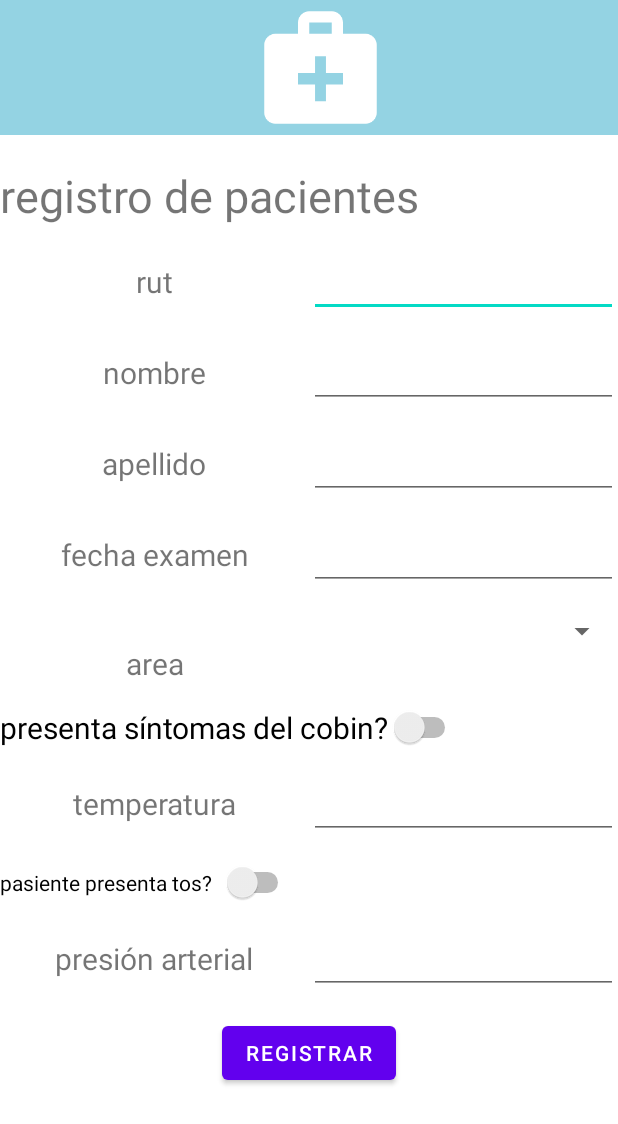
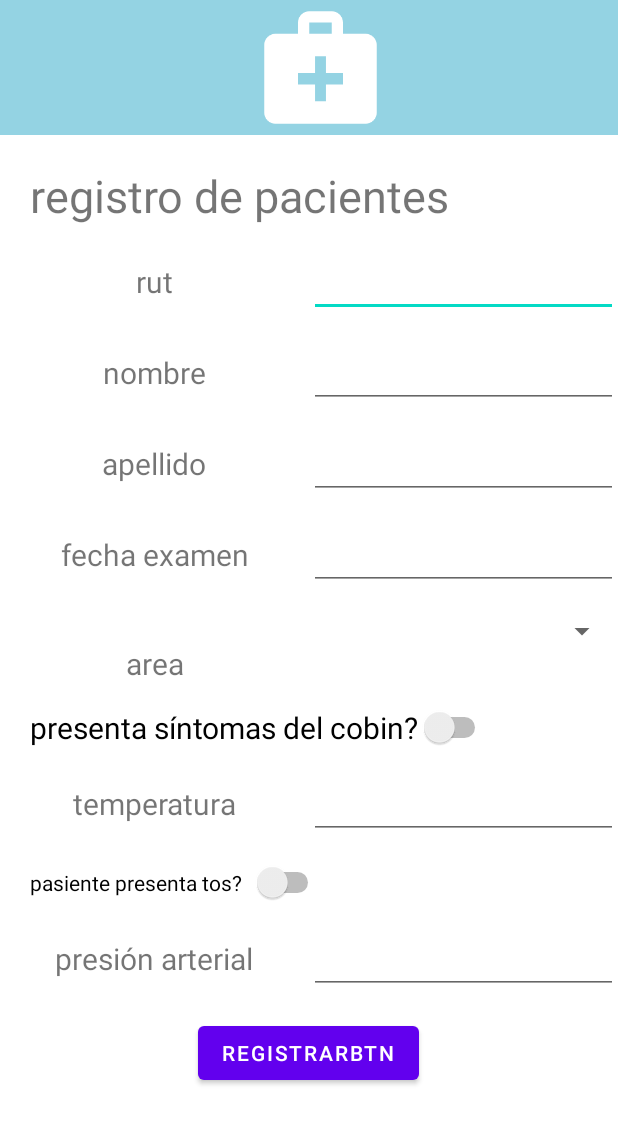
Before and after one commit to jonathan-araya/proyectoCobin, an Android app: the layout activity_registro_paciente2.xml on its own in the app's theme, with its tools: preview values and no code run, on a phone screen of 412 x 824 dp. Shown: the top 1124 px of the screen. Run offline under Robolectric (Android 15) with nearby library versions, the phone set to English and light mode, and no system bars.

Commit message:
final de todo este proyecto aunque claro lo voy a terminar igual en un futuro porque soy un mal perdedor se agrego el sqlite dao y helpers ahora hay navegacion y no alcance a terminar el registro y otras cosas

```diff
--- /dev/null
+++ b/fuentes/ProyectoCobin/app/src/main/res/drawable/ic_baseline_add_24.xml
@@ -0,0 +1,5 @@
+<vector android:height="24dp" android:tint="#FFFFFF"
+    android:viewportHeight="24" android:viewportWidth="24"
+    android:width="24dp" xmlns:android="http://schemas.android.com/apk/res/android">
+    <path android:fillColor="@android:color/white" android:pathData="M19,13h-6v6h-2v-6H5v-2h6V5h2v6h6v2z"/>
+</vector>
--- a/fuentes/ProyectoCobin/app/src/main/res/layout/activity_registro_paciente2.xml
+++ b/fuentes/ProyectoCobin/app/src/main/res/layout/activity_registro_paciente2.xml
@@ -14,7 +14,8 @@
         android:layout_height="wrap_content"
         android:text="registro de pacientes"
         android:textSize="30sp"
-        android:layout_marginTop="20dp"></TextView>
+        android:layout_marginTop="20dp"
+        android:layout_marginLeft="20dp"></TextView>
 
     <LinearLayout
         android:layout_width="match_parent"
@@ -33,7 +34,8 @@
         <EditText
             android:layout_width="match_parent"
             android:layout_height="wrap_content"
-            android:layout_weight="1">
+            android:layout_weight="1"
+            android:id="@+id/rutEdit">
         </EditText>
     </LinearLayout>
 
@@ -54,7 +56,8 @@
         <EditText
             android:layout_width="match_parent"
             android:layout_height="wrap_content"
-            android:layout_weight="1">
+            android:layout_weight="1"
+            android:id="@+id/nombreEdit">
         </EditText>
     </LinearLayout>
 
@@ -75,7 +78,8 @@
         <EditText
             android:layout_width="match_parent"
             android:layout_height="wrap_content"
-            android:layout_weight="1">
+            android:layout_weight="1"
+            android:id="@+id/apellidoEdit">
         </EditText>
     </LinearLayout>
 
@@ -96,7 +100,8 @@
         <EditText
             android:layout_width="match_parent"
             android:layout_height="wrap_content"
-            android:layout_weight="1">
+            android:layout_weight="1"
+            android:id="@+id/fechaEdit">
         </EditText>
     </LinearLayout>
 
@@ -118,7 +123,8 @@
         <Spinner
             android:layout_width="match_parent"
             android:layout_height="wrap_content"
-            android:layout_weight="1">
+            android:layout_weight="1"
+            android:id="@+id/areaSP">
         </Spinner>
 
     </LinearLayout>
@@ -128,7 +134,9 @@
         android:layout_height="wrap_content"
         android:text="presenta síntomas del cobin?"
         android:textSize="20sp"
-        android:layout_marginTop="15dp"></Switch>
+        android:layout_marginTop="15dp"
+        android:layout_marginLeft="20dp"
+        android:id="@+id/sintomasSwitch"></Switch>
 
     <LinearLayout
         android:layout_width="match_parent"
@@ -147,7 +155,8 @@
         <EditText
             android:layout_width="match_parent"
             android:layout_height="wrap_content"
-            android:layout_weight="1">
+            android:layout_weight="1"
+            android:id="@+id/temperaturaEdit">
         </EditText>
 
     </LinearLayout>
@@ -156,7 +165,9 @@
         android:layout_width="wrap_content"
         android:layout_height="wrap_content"
         android:text="pasiente presenta tos?  "
-        android:layout_marginTop="15dp">
+        android:layout_marginTop="15dp"
+        android:layout_marginLeft="20dp"
+        android:id="@+id/tosSwitch">
     </Switch>
 
     <LinearLayout
@@ -176,7 +187,8 @@
         <EditText
             android:layout_width="match_parent"
             android:layout_height="wrap_content"
-            android:layout_weight="1">
+            android:layout_weight="1"
+            android:id="@+id/presionEdit">
         </EditText>
 
     </LinearLayout>
@@ -186,7 +198,7 @@
         android:layout_height="wrap_content"
         android:layout_gravity="center_horizontal"
         android:layout_marginTop="15dp"
-        android:text="registrar">
+        android:text="registrarBtn">
     </Button>
 
 </LinearLayout>
--- a/fuentes/ProyectoCobin/app/src/main/res/values/colors.xml
+++ b/fuentes/ProyectoCobin/app/src/main/res/values/colors.xml
@@ -8,4 +8,5 @@
     <color name="black">#FF000000</color>
     <color name="white">#FFFFFFFF</color>
     <color name="celeste">#94D3E3</color>
+    <color name="azul">#0CB1EA</color>
 </resources>
--- a/fuentes/ProyectoCobin/app/src/main/res/values/strings.xml
+++ b/fuentes/ProyectoCobin/app/src/main/res/values/strings.xml
@@ -1,3 +1,7 @@
 <resources>
     <string name="app_name">ProyectoCobin</string>
+    <string-array name="area_array">
+        <item>Atención a publico</item>
+        <item>Otro</item>
+    </string-array>
 </resources>
```
Also changed, not shown: fuentes/ProyectoCobin/app/src/main/java/cl/inacap/proyectocobin/PrincipalActivity.java (+16 -1 lines), fuentes/ProyectoCobin/app/src/main/java/cl/inacap/proyectocobin/RegistroPacienteActivity2.java (+186 -0 lines), fuentes/ProyectoCobin/app/src/main/java/cl/inacap/proyectocobin/dao/PacientesDAOSQLite.java (added, +90 -0 lines), fuentes/ProyectoCobin/app/src/main/java/cl/inacap/proyectocobin/dto/Paciente.java (+10 -0 lines), fuentes/ProyectoCobin/app/src/main/java/cl/inacap/proyectocobin/helpers/PacientesSQLiteHelper.java (added, +46 -0 lines), fuentes/ProyectoCobin/app/src/main/res/layout/activity_principal.xml (+10 -0 lines).
